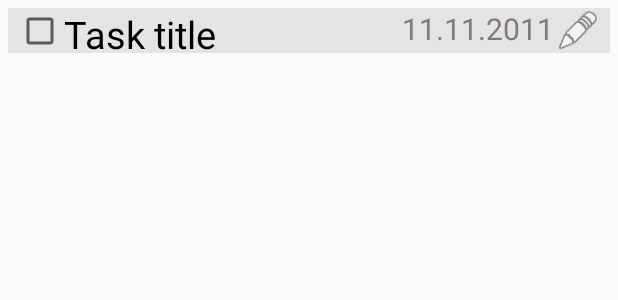
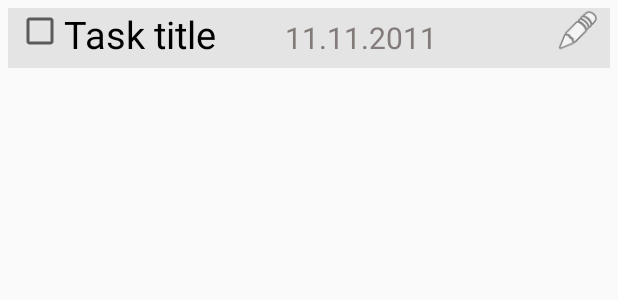
Before and after one commit to 3kybika/TP-android_project, an Android app: the layout task_panel_minimal.xml on its own in the app's theme, with its tools: preview values and no code run, on a phone screen of 412 x 824 dp. Shown: the top 300 px of the screen. Run offline under Robolectric (Android 15) with nearby library versions, the phone set to English and light mode, and no system bars.

Commit message:
Design update

```diff
--- a/app/src/main/res/layout/task_panel_minimal.xml
+++ b/app/src/main/res/layout/task_panel_minimal.xml
@@ -13,18 +13,14 @@
         android:id="@+id/clickable_layout"
         android:layout_width="match_parent"
         android:layout_height="match_parent"
-        android:orientation="vertical"
+        android:orientation="horizontal"
         android:clickable="true"
         android:background="?android:attr/selectableItemBackground">
 
-    <android.support.constraint.ConstraintLayout
-        android:layout_width="match_parent"
-        android:layout_height="wrap_content"
-        android:orientation="horizontal">
-
         <CheckBox
             android:id="@+id/task_title"
-            android:layout_width="wrap_content"
+            android:layout_width="0dp"
+            android:layout_weight="1"
             android:layout_height="30dp"
             android:layout_marginStart="5dp"
             android:layout_marginBottom="10dp"
@@ -33,14 +29,10 @@
             android:textSize="25sp"
             app:layout_constraintStart_toStartOf="parent" />
 
-        <LinearLayout
-            android:layout_width="wrap_content"
-            android:layout_height="match_parent"
-            app:layout_constraintEnd_toEndOf="parent">
-
         <TextView
             android:id="@+id/task_deadline"
-                android:layout_width="wrap_content"
+            android:layout_width="0dp"
+            android:layout_weight="1"
             android:layout_height="30dp"
             android:text="11.11.2011"
             android:textColor="@color/textLightColour"
@@ -59,8 +51,6 @@
             android:background="?android:attr/selectableItemBackground"
             app:layout_constraintEnd_toEndOf="parent"/>
 
-        </LinearLayout>
-    </android.support.constraint.ConstraintLayout>
 
     </LinearLayout>
 
```
Lines whose indentation alone changed are shown as unchanged.
